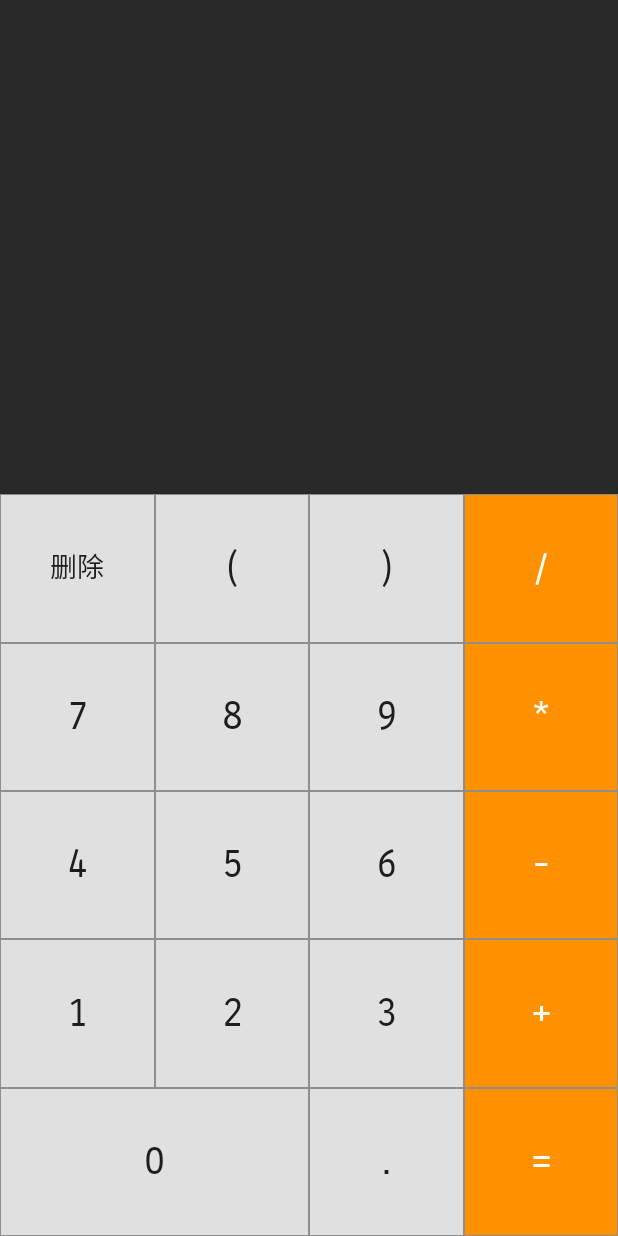
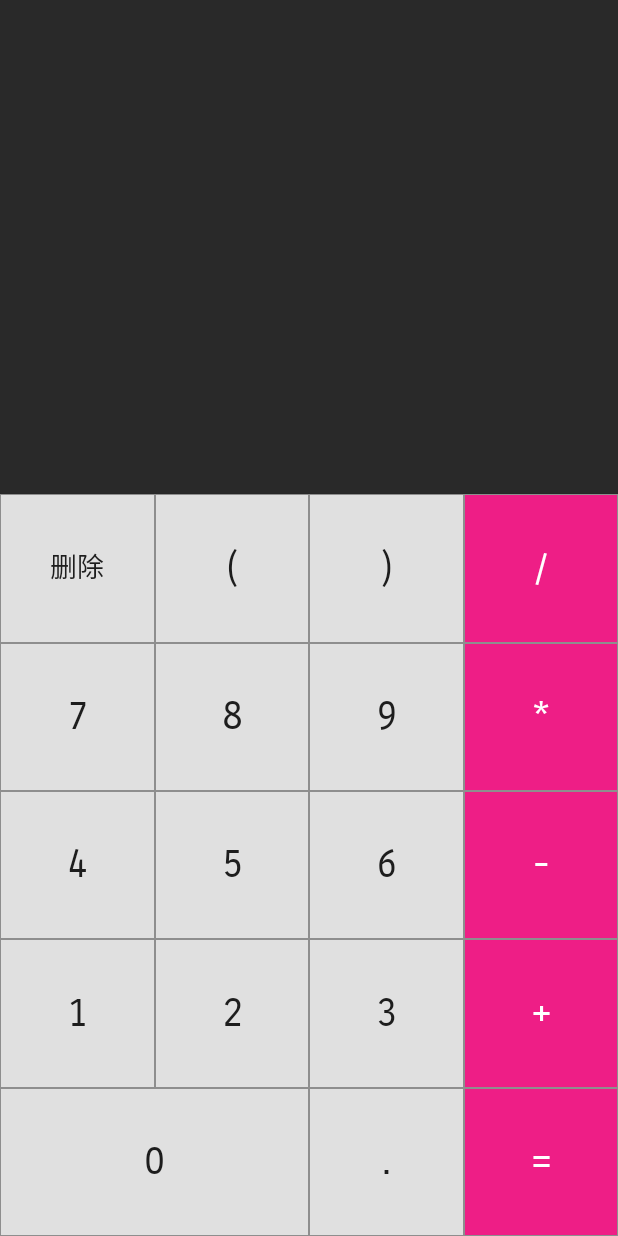
Before and after one commit to vipheyue/Calculator, an Android app: the screen it shows after launch (MainActivity), on a phone screen of 412 x 824 dp. Run offline under Robolectric (Android 15) with nearby library versions, the phone set to English and light mode, and no system bars; libraries missing offline, so code that uses them is left out: com.chad.library, com.udojava.evalex, io.realm; 8 statements that could not run were skipped.

Commit message:
优化体验

```diff
--- a/app/src/main/java/com/vipheyue/calculator/MainActivity.kt
+++ b/app/src/main/java/com/vipheyue/calculator/MainActivity.kt
@@ -70,7 +70,7 @@ class MainActivity : AppCompatActivity() {
 
     fun equalOnClick(view: View) {
         val symbol = (view as Button).text.toString()
-
+        if (havedResult) return
         try {
             //计算表达式
             val expression = Expression(waitCalculateStr)
@@ -108,7 +108,7 @@ class MainActivity : AppCompatActivity() {
 
     fun delOnclick(view: View) {
         if (havedResult) waitCalculateStr = ""
-          havedResult = false
+        havedResult = false
 
         if (waitCalculateStr.isNotEmpty()) waitCalculateStr = waitCalculateStr.substring(0, waitCalculateStr.length - 1)
         tv_equation_panel.setText(waitCalculateStr)
--- a/app/src/main/res/values/colors.xml
+++ b/app/src/main/res/values/colors.xml
@@ -6,7 +6,7 @@
 
     <color name="expression">#5555</color>
 
-    <color name="color_operator_normal">#FF9000</color>
+    <color name="color_operator_normal">#ee1e86</color>
     <color name="color_operator_pressed">#99FF9000</color>
 
 
--- a/app/src/main/res/values/strings.xml
+++ b/app/src/main/res/values/strings.xml
@@ -1,3 +1,3 @@
 <resources>
-    <string name="app_name">计算器*至爱</string>
+    <string name="app_name">爱简计算器</string>
 </resources>
```
Also changed, not shown: app/src/main/res/mipmap-xhdpi/ic_launcher.png, app/src/main/res/mipmap-xhdpi/ic_launcher_round.png.
